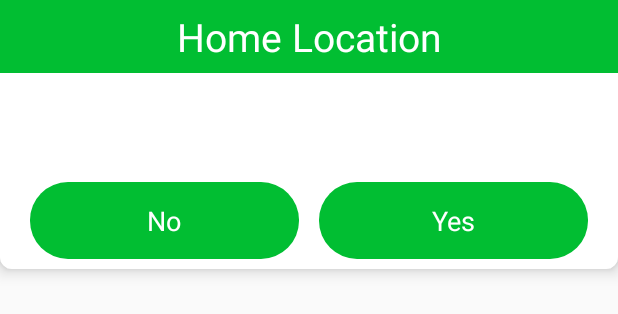
After one commit to RujulGandhi/HungryEnglish, an Android app: the layout address_confirm.xml on its own in the app's theme, with its tools: preview values and no code run, on a phone screen of 412 x 824 dp. The commit adds this screen. Shown: the top 314 px of the screen. Run offline under Robolectric (Android 15) with nearby library versions, the phone set to English and light mode, and no system bars.

Commit message:
added location confirmation popup

```diff
--- a/app/src/main/java/app/com/HungryEnglish/Activity/Teacher/TeacherProfileActivity.java
+++ b/app/src/main/java/app/com/HungryEnglish/Activity/Teacher/TeacherProfileActivity.java
@@ -69,6 +69,8 @@ import retrofit.mime.TypedFile;
 
 import static app.com.HungryEnglish.R.id.usernameStudentEdit;
 import static app.com.HungryEnglish.Util.Constant.BASEURL;
+import static app.com.HungryEnglish.Util.Constant.ROLE_TEACHER;
+import static app.com.HungryEnglish.Util.Constant.SHARED_PREFS.KEY_IS_ACTIVE;
 import static app.com.HungryEnglish.Util.Constant.SHARED_PREFS.KEY_USER_ID;
 import static app.com.HungryEnglish.Util.Constant.SHARED_PREFS.KEY_USER_ROLE;
 import static app.com.HungryEnglish.Util.Utils.getPath;
@@ -108,6 +110,7 @@ public class TeacherProfileActivity extends BaseActivity implements
             Manifest.permission.WRITE_EXTERNAL_STORAGE,
             Manifest.permission.ACCESS_COARSE_LOCATION,
             Manifest.permission.ACCESS_FINE_LOCATION};
+
     private ActivityTeacherProfileBinding binding;
 
     @Override
@@ -116,6 +119,7 @@ public class TeacherProfileActivity extends BaseActivity implements
         binding = DataBindingUtil.setContentView(this, R.layout.activity_teacher_profile);
 
         mContext = TeacherProfileActivity.this;
+
         checkPermissions();
         getDataFromIntent();
         idMapping();
@@ -146,19 +150,18 @@ public class TeacherProfileActivity extends BaseActivity implements
             role = extras.getString("role");
             CallFrom = extras.getString("callFrom");
         }
-
-        gps = new GPSTracker(this);
-        if (gps.canGetLocation()) {
-
-            double latitude = gps.getLatitude();
-            double longitude = gps.getLongitude();
-
-            getAddress(latitude, longitude);
-
+        if (read(KEY_USER_ROLE).equalsIgnoreCase(ROLE_TEACHER) && read(KEY_IS_ACTIVE).equalsIgnoreCase("1")) {
+            gps = new GPSTracker(this);
+            if (gps.canGetLocation()) {
+                double latitude = gps.getLatitude();
+                double longitude = gps.getLongitude();
+                getAddress(latitude, longitude);
+            }
         }
     }
 
     private void idMapping() {
+
         profileImage = (ImageView) findViewById(R.id.profile_image);
         idProofImage = (ImageView) findViewById(R.id.idProofImage);
         ivCVFileStatus = (ImageView) findViewById(R.id.ivCVFileStatus);
@@ -254,11 +257,9 @@ public class TeacherProfileActivity extends BaseActivity implements
             case R.id.ivViewCv:
                 createDirectory(resumePath, Constant.FILE_TYPE_RESUME);
                 break;
-
             case R.id.ivViewAudio:
                 createDirectory(audioPath, Constant.FILE_TYPE_AUDIO);
                 break;
-
             case R.id.profile_image:
                 uploadImage(SELECT_PHOTO);
                 break;
@@ -397,8 +398,6 @@ public class TeacherProfileActivity extends BaseActivity implements
                         Picasso.with(getApplicationContext()).load(R.drawable.ic_file).placeholder(R.drawable.ic_user_default).error(R.drawable.ic_user_default).into(ivAudioFileStatus);
                     }
                     break;
-
-
             }
         } else {
             toast("You cancel current task.");
@@ -475,9 +474,7 @@ public class TeacherProfileActivity extends BaseActivity implements
         Log.i("HashMap", "SomeText: " + new Gson().toJson(files) + " second = " + new Gson().toJson(getTeacherProfileDetail()));
 
         if (pathProfilePic == null && pathIdProofPic == null && pathCvDoc == null && pathAudioFile == null) {
-
             ApiHandler.getApiService().createTeacherProfile(getTeacherProfileDetail(), new Callback<TeacherProfileMainResponse>() {
-
                 @Override
                 public void success(TeacherProfileMainResponse teacherProfileMainResponse, Response response) {
                     Utils.dismissDialog();
@@ -495,6 +492,7 @@ public class TeacherProfileActivity extends BaseActivity implements
                     }
                     if (teacherProfileMainResponse.getStatus().equals("true")) {
                         toast(teacherProfileMainResponse.getMsg());
+                        write(KEY_IS_ACTIVE, "2");
 //                        startActivity(MainActivity.class);
                         finish();
                     }
@@ -544,7 +542,6 @@ public class TeacherProfileActivity extends BaseActivity implements
                     }
                     if (teacherProfileMainResponse.getStatus().equals("true")) {
                         toast(teacherProfileMainResponse.getMsg());
-//                        startActivity(MainActivity.class);
                         finish();
                     }
                 }
@@ -664,13 +661,32 @@ public class TeacherProfileActivity extends BaseActivity implements
 
 
             @Override
-            public void success(Address address, Response response) {
+            public void success(final Address address, Response response) {
 
                 Utils.dismissDialog();
                 if (address != null) {
-                    Log.d("address", address.getData());
-                    binding.latlng.setText(address.getData());
-
+                    final Dialog dialog = new Dialog(TeacherProfileActivity.this);
+                    dialog.requestWindowFeature(Window.FEATURE_NO_TITLE);
+                    dialog.setContentView(R.layout.address_confirm);
+                    dialog.setCancelable(false);
+                    TextView tvLogout = (TextView) dialog.findViewById(R.id.address_confirm_msg);
+                    tvLogout.setText("Do you want to set " + address.getData() + " address as Home location. ?");
+                    TextView tvOkay = (TextView) dialog.findViewById(R.id.address_positive);
+                    TextView tvCancel = (TextView) dialog.findViewById(R.id.address_negative);
+                    tvOkay.setOnClickListener(new View.OnClickListener() {
+                        @Override
+                        public void onClick(View v) {
+                            currnetPlaceEdit.setText(address.getData());
+                            dialog.dismiss();
+                        }
+                    });
+                    tvCancel.setOnClickListener(new View.OnClickListener() {
+                        @Override
+                        public void onClick(View v) {
+                            dialog.dismiss();
+                        }
+                    });
+                    dialog.show();
                 }
 
             }
--- /dev/null
+++ b/app/src/main/res/layout/address_confirm.xml
@@ -0,0 +1,67 @@
+<?xml version="1.0" encoding="utf-8"?>
+<LinearLayout xmlns:android="http://schemas.android.com/apk/res/android"
+    android:layout_width="match_parent"
+    android:layout_height="wrap_content"
+    android:background="@drawable/rounded_rect"
+    android:elevation="@dimen/_5sdp"
+    android:orientation="vertical">
+
+    <TextView
+        android:layout_width="match_parent"
+        android:layout_height="wrap_content"
+        android:background="@color/colorPrimary"
+        android:gravity="center"
+        android:padding="@dimen/_5sdp"
+        android:text="@string/home_location"
+        android:textColor="@color/white"
+        android:textSize="@dimen/_20sdp" />
+
+
+    <TextView
+        android:id="@+id/address_confirm_msg"
+        android:layout_width="match_parent"
+        android:layout_height="wrap_content"
+        android:gravity="center"
+        android:padding="@dimen/_16sdp"
+        android:textColor="@color/black"
+        android:textSize="@dimen/_14sdp" />
+
+
+    <LinearLayout
+        android:layout_width="match_parent"
+        android:layout_height="wrap_content"
+        android:layout_marginEnd="@dimen/_10sdp"
+        android:layout_marginLeft="@dimen/_10sdp"
+        android:layout_marginRight="@dimen/_10sdp"
+        android:layout_marginStart="@dimen/_10sdp"
+        android:orientation="horizontal">
+
+        <TextView
+            android:id="@+id/address_negative"
+            android:layout_width="0dp"
+            android:layout_height="wrap_content"
+            android:layout_margin="@dimen/_5sdp"
+            android:layout_weight="1"
+            android:background="@drawable/rounded_button"
+            android:gravity="center"
+            android:padding="@dimen/_10sdp"
+            android:text="@string/no"
+            android:textColor="@color/white"
+            android:textSize="@dimen/_14sdp" />
+
+        <TextView
+            android:id="@+id/address_positive"
+            android:layout_width="0dp"
+            android:layout_height="wrap_content"
+            android:layout_margin="@dimen/_5sdp"
+            android:layout_weight="1"
+            android:background="@drawable/rounded_button"
+            android:gravity="center"
+            android:padding="@dimen/_10sdp"
+            android:text="@string/yes"
+            android:textColor="@color/white"
+            android:textSize="@dimen/_14sdp" />
+
+    </LinearLayout>
+
+</LinearLayout>
--- a/app/src/main/res/values/strings.xml
+++ b/app/src/main/res/values/strings.xml
@@ -89,4 +89,7 @@
     <string name="mobile_no_validation">Mobile number must be 9 digit</string>
     <string name="otp_validation">Enter Valid OTP</string>
     <string name="email_send_successfully">Email Send Successfully</string>
+    <string name="home_location">Home Location</string>
+    <string name="no">No</string>
+    <string name="yes">Yes</string>
 </resources>
```
Also changed, not shown: 13 other files.
